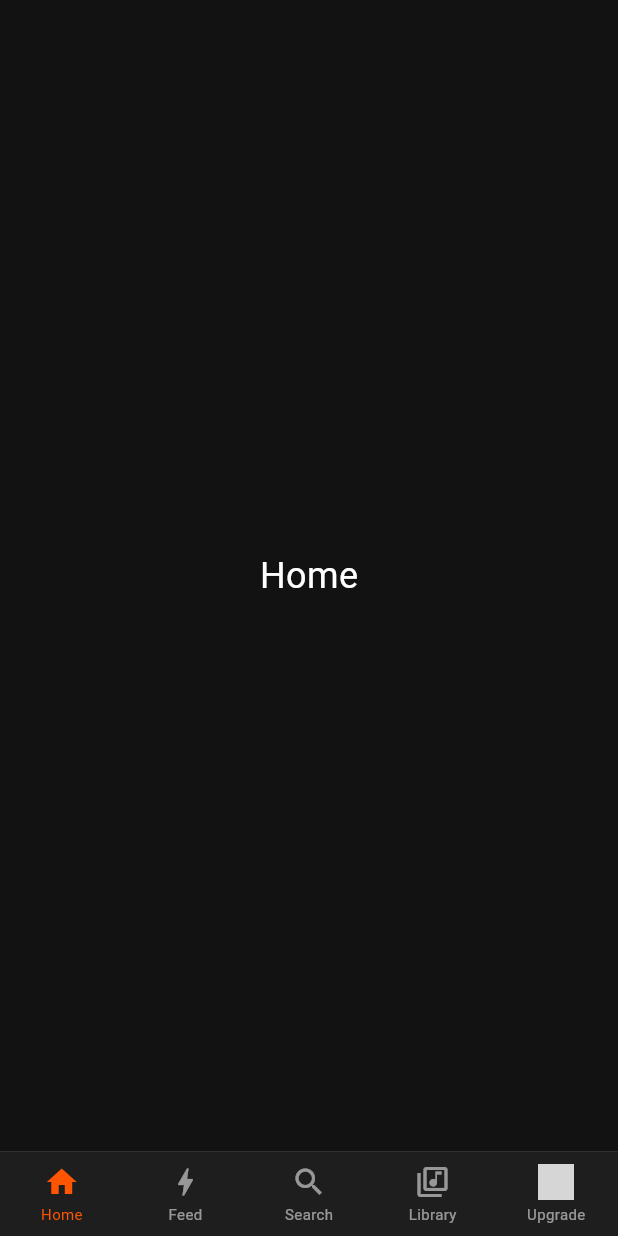
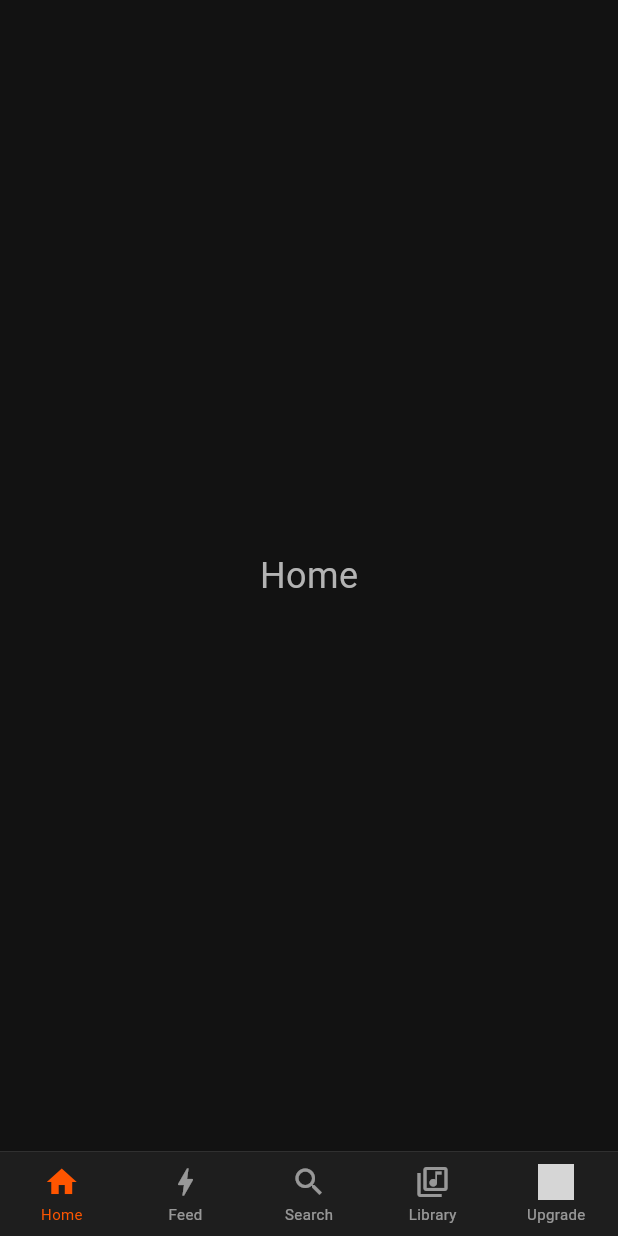
Before and after one commit to deciBel-swe/Cross-platform, a Flutter app: the screen it shows after launch, on a phone screen of 412 x 824 dp. Run offline on Flutter 3.47's test engine with Material 3 defaults, Android fonts, the phone set to English and light mode, and no system bars; our stand-ins replace flutter_riverpod, get_it, go_router; grey boxes are pictures that could not be loaded.

Commit message:
feat(theme): populate text styles, colors, button themes, and add asset constants
Co-Authored-By: Claude <noreply@anthropic.com>

```diff
--- /dev/null
+++ b/lib/core/constants/app_assets.dart
@@ -0,0 +1,7 @@
+/// Centralized asset path constants.
+class AppAssets {
+  AppAssets._();
+
+  static const String appIcon = 'assets/icon/app_icon.png';
+  static const String whiteLogo = 'assets/icon/white_app_icon_trans.png';
+}
--- a/lib/core/theme/app_colors.dart
+++ b/lib/core/theme/app_colors.dart
@@ -1,12 +1,28 @@
 /// Decibel color palette.
 library;
+
 import 'package:flutter/material.dart';
 
 class AppColors {
   AppColors._();
 
-  static const Color primary = Color(0xFFFF5500); // SoundCloud orange
+  // ---- Brand ----
+  static const Color primary = Color(0xFFFF5500);
   static const Color background = Color(0xFF121212);
   static const Color surface = Color(0xFF1E1E1E);
   static const Color onPrimary = Colors.white;
+
+  // ---- Text hierarchy ----
+  static const Color textPrimary = Colors.white;
+  static const Color textSecondary = Color(0xFFB3B3B3);
+  static const Color textTertiary = Color(0xFF666666);
+
+  // ---- Borders & dividers ----
+  static const Color divider = Color(0xFF2A2A2A);
+  static const Color outline = Color(0xFF333333);
+
+  // ---- Social brand ----
+  static const Color google = Color(0xFF4285F4);
+  static const Color facebook = Color(0xFF1877F2);
+  static const Color apple = Colors.white;
 }
--- a/lib/core/theme/app_text_styles.dart
+++ b/lib/core/theme/app_text_styles.dart
@@ -1,4 +1,51 @@
 /// App-wide text styles.
+library;
+
+import 'package:flutter/material.dart';
+
 class AppTextStyles {
   AppTextStyles._();
+
+  /// App name / hero display text (32sp bold).
+  static const TextStyle displaySmall = TextStyle(
+    fontSize: 32,
+    fontWeight: FontWeight.w700,
+    color: Colors.white,
+    letterSpacing: -0.5,
+  );
+
+  /// Screen-level heading (24sp bold).
+  static const TextStyle headlineMedium = TextStyle(
+    fontSize: 24,
+    fontWeight: FontWeight.w700,
+    color: Colors.white,
+  );
+
+  /// Tagline / subtitle (16sp regular).
+  static const TextStyle titleMedium = TextStyle(
+    fontSize: 16,
+    fontWeight: FontWeight.w400,
+    color: Color(0xFFB3B3B3),
+  );
+
+  /// Primary button label (16sp semibold).
+  static const TextStyle labelLarge = TextStyle(
+    fontSize: 16,
+    fontWeight: FontWeight.w600,
+    color: Colors.white,
+  );
+
+  /// Standard body text (14sp regular).
+  static const TextStyle bodyMedium = TextStyle(
+    fontSize: 14,
+    fontWeight: FontWeight.w400,
+    color: Color(0xFFB3B3B3),
+  );
+
+  /// Small / legal text (12sp regular).
+  static const TextStyle bodySmall = TextStyle(
+    fontSize: 12,
+    fontWeight: FontWeight.w400,
+    color: Color(0xFF666666),
+  );
 }
--- a/lib/core/theme/app_theme.dart
+++ b/lib/core/theme/app_theme.dart
@@ -1,8 +1,10 @@
 /// Light and dark ThemeData definitions.
 library;
+
 import 'package:flutter/material.dart';
 
 import 'app_colors.dart';
+import 'app_text_styles.dart';
 
 class AppTheme {
   AppTheme._();
@@ -15,7 +17,56 @@ class AppTheme {
       colorScheme: const ColorScheme.dark(
         primary: AppColors.primary,
         surface: AppColors.surface,
+        onPrimary: AppColors.onPrimary,
       ),
+
+      // ---- Text ----
+      textTheme: const TextTheme(
+        displaySmall: AppTextStyles.displaySmall,
+        headlineMedium: AppTextStyles.headlineMedium,
+        titleMedium: AppTextStyles.titleMedium,
+        labelLarge: AppTextStyles.labelLarge,
+        bodyMedium: AppTextStyles.bodyMedium,
+        bodySmall: AppTextStyles.bodySmall,
+      ),
+
+      // ---- Elevated button (primary orange, pill shape) ----
+      elevatedButtonTheme: ElevatedButtonThemeData(
+        style: ElevatedButton.styleFrom(
+          backgroundColor: AppColors.primary,
+          foregroundColor: AppColors.onPrimary,
+          minimumSize: const Size(double.infinity, 48),
+          shape: RoundedRectangleBorder(
+            borderRadius: BorderRadius.circular(24),
+          ),
+          textStyle: AppTextStyles.labelLarge,
+          elevation: 0,
+        ),
+      ),
+
+      // ---- Outlined button (transparent, bordered, pill shape) ----
+      outlinedButtonTheme: OutlinedButtonThemeData(
+        style: OutlinedButton.styleFrom(
+          foregroundColor: Colors.white,
+          side: const BorderSide(color: AppColors.outline),
+          minimumSize: const Size(double.infinity, 48),
+          shape: RoundedRectangleBorder(
+            borderRadius: BorderRadius.circular(24),
+          ),
+          textStyle: AppTextStyles.labelLarge,
+        ),
+      ),
+
+      // ---- Text button (subtle links) ----
+      textButtonTheme: TextButtonThemeData(
+        style: TextButton.styleFrom(
+          foregroundColor: AppColors.textSecondary,
+          textStyle: AppTextStyles.bodySmall,
+        ),
+      ),
+
+      // ---- Divider ----
+      dividerColor: AppColors.divider,
     );
   }
 }
--- a/pubspec.yaml
+++ b/pubspec.yaml
@@ -73,6 +73,7 @@ flutter:
 
   assets:
     - assets/icon/app_icon.png
+    - assets/icon/white_app_icon_trans.png
 
   # An image asset can refer to one or more resolution-specific "variants", see
   # https://flutter.dev/to/resolution-aware-images
```
